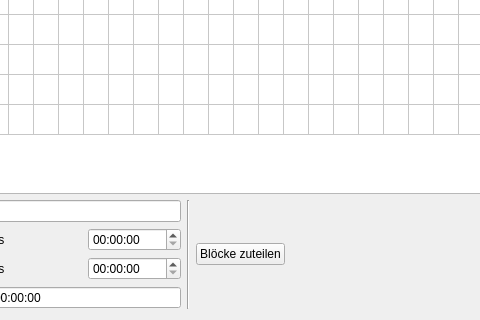
Old version of the form crosterwindow.ui in the repository joergpauly/megaroster; both pictures show x 221 to 701 and y 224 to 544 of the 907 by 544 pixel window.
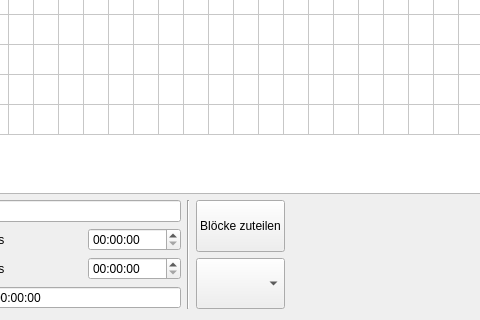
New version of the form.

Commit message: Implementierung Mouse-Edit-Funktionen

```diff
--- a/crosterwindow.ui
+++ b/crosterwindow.ui
@@ -116,10 +116,6 @@
     </layout>
    </item>
    <item>
-    <layout class="QHBoxLayout" name="horizontalLayout_3">
-     <item>
-      <layout class="QVBoxLayout" name="verticalLayout_2">
-       <item>
         <layout class="QHBoxLayout" name="horizontalLayout_8">
          <item>
           <layout class="QVBoxLayout" name="verticalLayout_3">
@@ -226,7 +222,15 @@
           </widget>
          </item>
          <item>
+      <layout class="QVBoxLayout" name="verticalLayout_2">
+       <item>
           <widget class="QPushButton" name="cmdBlocks">
+         <property name="sizePolicy">
+          <sizepolicy hsizetype="Preferred" vsizetype="Preferred">
+           <horstretch>0</horstretch>
+           <verstretch>0</verstretch>
+          </sizepolicy>
+         </property>
            <property name="text">
             <string>Blöcke zuteilen</string>
            </property>
@@ -236,6 +240,18 @@
           </widget>
          </item>
          <item>
+        <widget class="QComboBox" name="cmbDutyType">
+         <property name="sizePolicy">
+          <sizepolicy hsizetype="Preferred" vsizetype="Preferred">
+           <horstretch>0</horstretch>
+           <verstretch>0</verstretch>
+          </sizepolicy>
+         </property>
+        </widget>
+       </item>
+      </layout>
+     </item>
+     <item>
           <spacer name="horizontalSpacer_2">
            <property name="orientation">
             <enum>Qt::Horizontal</enum>
@@ -247,10 +263,6 @@
             </size>
            </property>
           </spacer>
-         </item>
-        </layout>
-       </item>
-      </layout>
      </item>
     </layout>
    </item>
```
Lines whose indentation alone changed are shown as unchanged. The commit also changes 2 other files.
